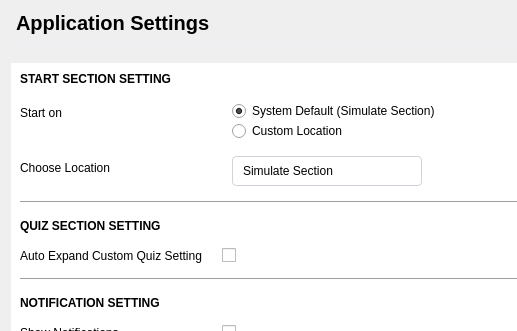
The window that src/views/manage_view.ui (devforgely/MFA-Simulator) describes before a commit, drawn with Qt 5; both pictures show x 0 to 517 and y 0 to 331 of the 831 by 598 pixel window.
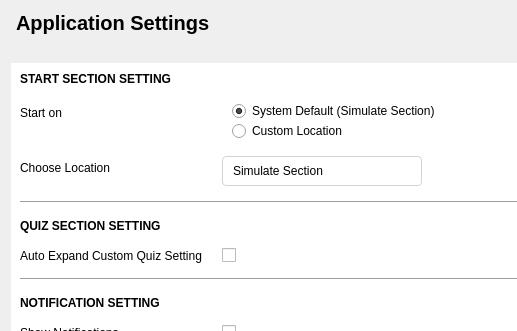
The same window after the commit. Custom widgets are drawn as their Qt base class.

Diff of the .ui file:
```diff
--- a/src/views/manage_view.ui
+++ b/src/views/manage_view.ui
@@ -30,7 +30,6 @@
 	border: 1px solid #ced4da;
 	border-radius: 4px;
 	padding-left: 10px;
-	margin-left: 10px;
 }
 
 #manage_content QComboBox::drop-down {
```
Left out of the diff: 2 changed lines with no effect on the pictures.
